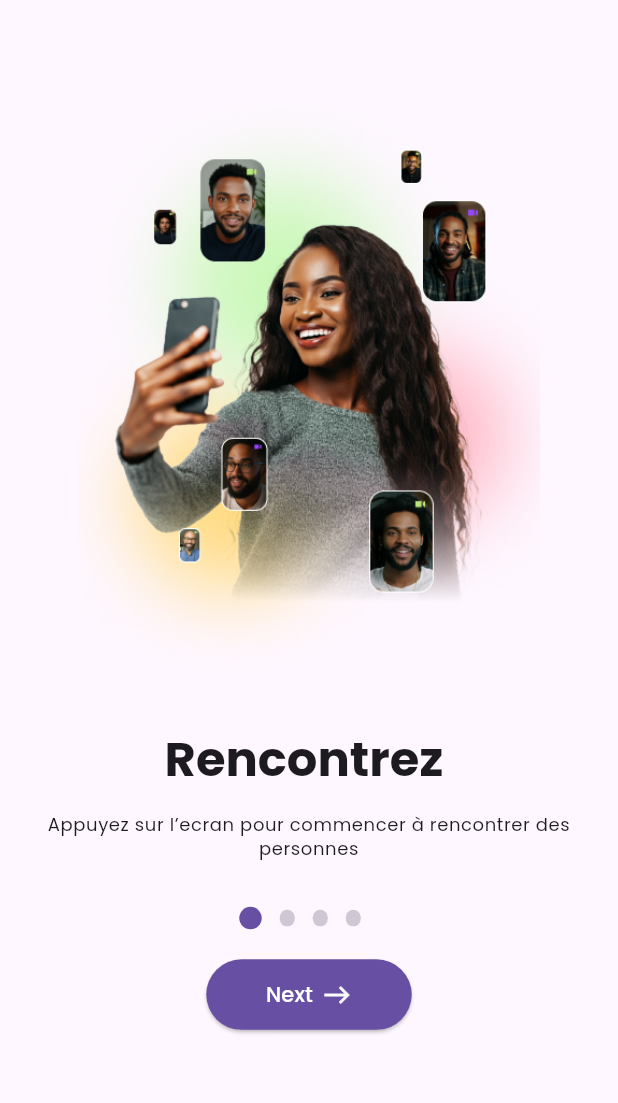
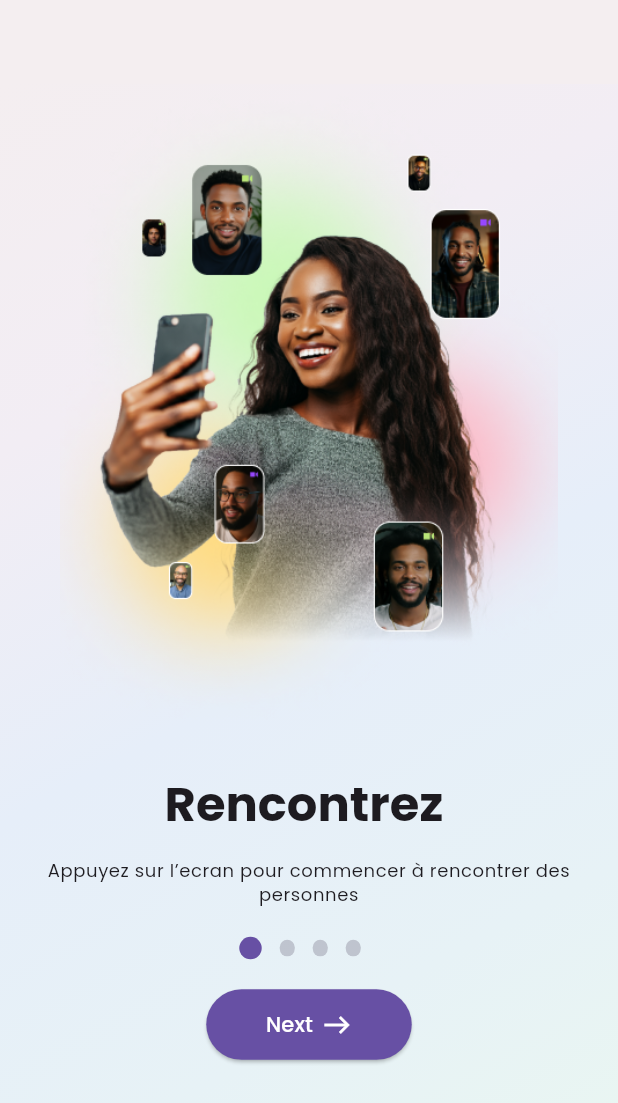
Before and after one commit to steph2pro/app-dev-1, a Flutter app: the screen it shows after launch, on a phone screen of 412 x 824 dp. Shown: the top 1103 px of the screen. Run offline on Flutter 3.47's test engine with Material 3 defaults, Android fonts, the phone set to English and light mode, and no system bars; drawn by our look-alikes of flutter_animate; our stand-ins replace auto_route, carousel_slider, dio, equatable, firebase_core, flutter_svg and 7 more; missing offline and left inert: zego_express_engine, zego_uikit_prebuilt_call, zego_uikit_signaling_plugin, zego_zimkit; accounts and stored records are empty.

Commit message:
deuxieme commit

```diff
--- a/lib/src/features/ui/onboarding/onboarding_screen.dart
+++ b/lib/src/features/ui/onboarding/onboarding_screen.dart
@@ -33,9 +33,26 @@ class _OnboardingScreenState extends State<OnboardingScreen> {
     return Scaffold(
     appBar: AppBar(
         automaticallyImplyLeading: false,
+        backgroundColor: Color(0xFFF4EEF0),
       ),
-
-      body: Column(
+      body: SafeArea(
+        child:Container(
+        // Ajout du LinearGradient ici
+            decoration: const BoxDecoration(
+              gradient: LinearGradient(
+                begin: Alignment.topLeft,
+                end: Alignment.bottomRight,
+                colors: [
+                  Color(0xFFF4EEF0), // Couleur 0%
+                  Color(0xFFF2EDF4), // Couleur 26%
+                  Color(0xFFE6EEF9), // Couleur 46%
+                  Color(0xFFE7F2F6), // Couleur 75%
+                  Color(0xFFEAF7F0), // Couleur 100%
+                ],
+                stops: [0.0, 0.25, 0.5, 0.75, 1.0],
+              ),
+            ),
+            child:  Column(
             children: [
               Expanded(
                 flex: 5, // Augmente l'espace alloué au contenu
@@ -78,6 +95,7 @@ class _OnboardingScreenState extends State<OnboardingScreen> {
           flex: 2, // Diminue l'espace alloué à la section inférieure
           child: Column(
             children: [
+              gapH20,
               PageIndicators(
                 index: _currentIndex,
                 currentIndex: _currentIndex,
@@ -165,6 +183,9 @@ class _OnboardingScreenState extends State<OnboardingScreen> {
           )
         )
         ])
+        )
+      )
+
     );
   }
 }
--- a/lib/src/features/ui/video_chat/video_call_screen.dart
+++ b/lib/src/features/ui/video_chat/video_call_screen.dart
@@ -217,6 +217,7 @@ class _VideoCallScreenState extends State<VideoCallScreen> {
   @override
   void initState() {
     // requestPermissionsIfNeeded();
+    requestPermissionsIfNeeded();
     startListenEvent();
     loginRoom();
     super.initState();
--- a/lib/src/features/ui/video_chat/zim_video_call_screen.dart
+++ b/lib/src/features/ui/video_chat/zim_video_call_screen.dart
@@ -8,7 +8,7 @@ import 'package:flutter_svg/flutter_svg.dart';
 import 'package:zego_uikit_prebuilt_call/zego_uikit_prebuilt_call.dart';
 import 'package:zego_uikit_signaling_plugin/zego_uikit_signaling_plugin.dart';
 
-class ZimVideoCallScreen extends StatefulWidget {
+class ZimVideoCallScreen  extends StatefulWidget {
   final String targetUserID;
   final String targetUserName;
   const ZimVideoCallScreen(
@@ -47,8 +47,7 @@ class _ZimVideoCallScreenState extends State<ZimVideoCallScreen> {
   void initState() {
     super.initState();
     WidgetsBinding.instance.addPostFrameCallback((_) async {
-      var user =
-          await LocalStorage().getObject<UserModel>('user', UserModel.fromJson);
+      var user = await LocalStorage().getObject<UserModel>('user', UserModel.fromJson);
 
       if (user != null && user.accessToken != null) {
         setState(() {
--- a/lib/src/shared/components/onboarding/onboarding_item.dart
+++ b/lib/src/shared/components/onboarding/onboarding_item.dart
@@ -26,18 +26,18 @@ class OnboardingItem extends StatelessWidget {
     return
     Center(
       child: Column(
-          mainAxisAlignment: MainAxisAlignment.start,
-          crossAxisAlignment: CrossAxisAlignment.start,
+          // mainAxisAlignment: MainAxisAlignment.start,
+          // crossAxisAlignment: CrossAxisAlignment.start,
           children: [
             // const Spacer(),
-            // Expanded(
-            //   child:
+            Expanded(
+              child:
               Image.asset(
                 imageUrl,
                 width: double.infinity,
                 height:400,
               ),
-            // ),
+            ),
             gapH30,
              Column(
                 children: [
--- /dev/null
+++ b/lib/src/shared/utils/zego_constaint.dart
@@ -0,0 +1,5 @@
+class ZegoConstaint {
+  static const appId=1739998984;
+  static const appSign='fc660bb46eaff8cb5d3224131b9674f41a545ae9c51b18731782b235a2c550f8';
+
+}
```
Also changed, not shown: lib/src/features/ui/auth/login_screen.dart (+9 -1 lines), lib/src/features/ui/video_chat/video_call_test_screen.dart (added, +29 -0 lines), 1 other file. Lines whose indentation alone changed are shown as unchanged.
